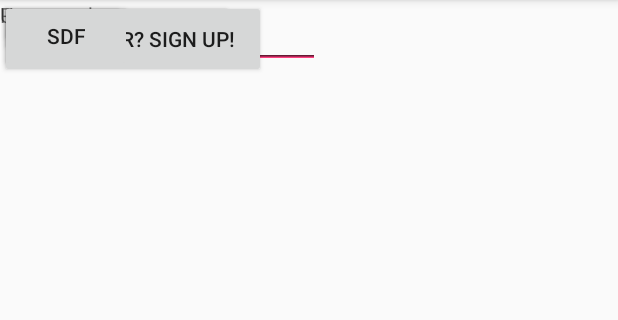
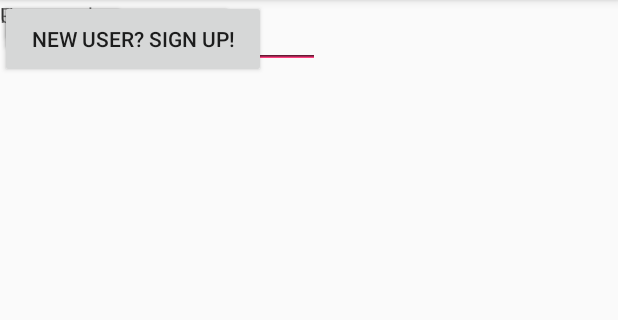
Before and after one commit to nugready/ProfessionalBuddies2, an Android app: the screen it shows after launch (MainActivity), on a phone screen of 412 x 824 dp, the part 84-404 px from its top. Run offline under Robolectric (Android 15) with nearby library versions, the phone set to English and light mode, and no system bars.

Commit message:
Deleted button from home PC.

```diff
--- a/app/src/main/res/layout/activity_main.xml
+++ b/app/src/main/res/layout/activity_main.xml
@@ -78,12 +78,4 @@
         tools:layout_editor_absoluteX="104dp"
         tools:layout_editor_absoluteY="443dp" />
 
-    <Button
-        android:id="@+id/button8"
-        android:layout_width="wrap_content"
-        android:layout_height="wrap_content"
-        android:text="sdf"
-        tools:layout_editor_absoluteX="57dp"
-        tools:layout_editor_absoluteY="332dp" />
-
 </android.support.constraint.ConstraintLayout>
```
